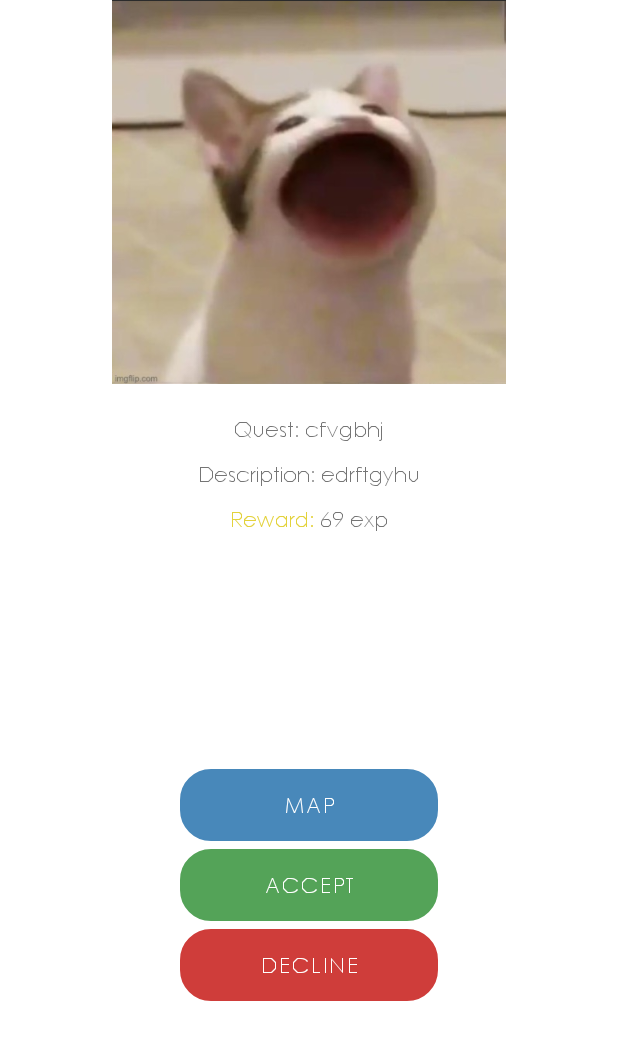
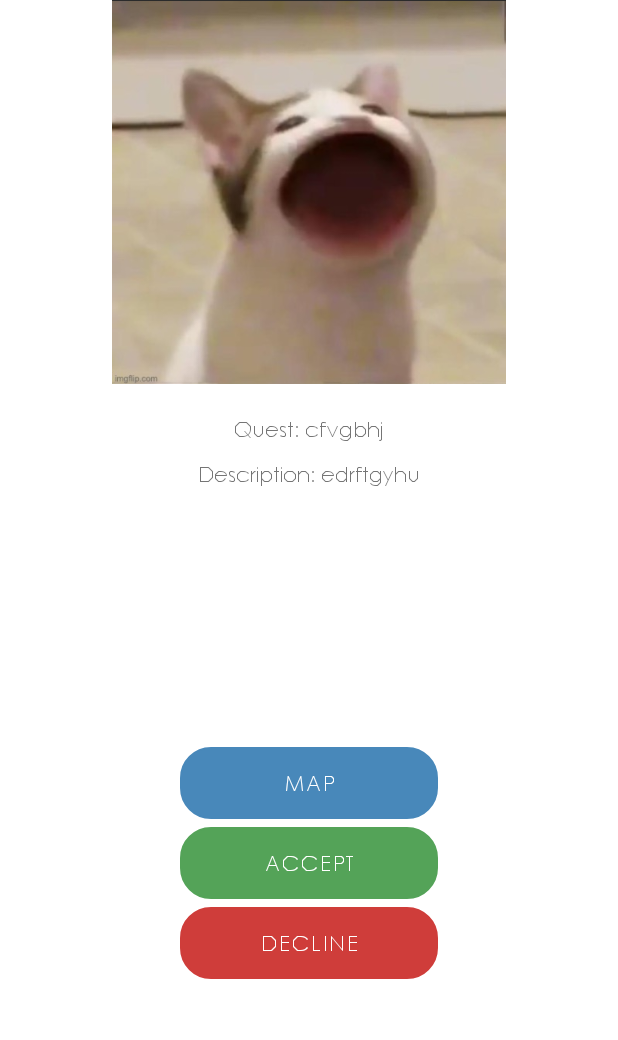
Before and after one commit to victoryspectwo/MAD_MP, an Android app: the layout fragment_volunteer_event_description.xml on its own in the app's theme, with its tools: preview values and no code run, on a phone screen of 412 x 824 dp. Shown: the top 1040 px of the screen. Run offline under Robolectric (Android 15) with nearby library versions, the phone set to English and light mode, and no system bars.

Commit message:
clicking on recyclerview now opens up more detailed view about event

```diff
--- a/app/src/main/res/layout/fragment_volunteer_event_description.xml
+++ b/app/src/main/res/layout/fragment_volunteer_event_description.xml
@@ -67,36 +67,11 @@
     </LinearLayout>
 
     <LinearLayout
-        android:id="@+id/placeholder3"
-        android:layout_width="match_parent"
-        android:layout_height="wrap_content"
-        android:layout_marginTop="10dp"
-        android:gravity="center"
-        android:orientation="horizontal"
-        app:layout_constraintEnd_toEndOf="parent"
-        app:layout_constraintStart_toStartOf="parent"
-        app:layout_constraintTop_toBottomOf="@id/placeholder2">
-
-        <TextView
-            android:id="@+id/textView7"
-            android:layout_width="wrap_content"
-            android:layout_height="wrap_content"
-            android:text="Reward: "
-            android:textColor="#E3D23B"/>
-
-        <TextView
-            android:id="@+id/textView8"
-            android:layout_width="wrap_content"
-            android:layout_height="wrap_content"
-            android:text="69 exp" />
-    </LinearLayout>
-
-    <LinearLayout
         android:layout_width="match_parent"
         android:layout_height="wrap_content"
         android:orientation="vertical"
         app:layout_constraintBottom_toBottomOf="parent"
-        app:layout_constraintTop_toBottomOf="@+id/placeholder3">
+        app:layout_constraintTop_toBottomOf="@+id/placeholder2">
 
         <Button
             android:id="@+id/button2"
```
Also changed, not shown: app/src/main/java/com/sp/madproject/volunteer/VolunAvailableEventAdapter.java (+25 -6 lines), app/src/main/java/com/sp/madproject/volunteer/VolunteerEventDescriptionFragment.java (+102 -28 lines), app/src/main/java/com/sp/madproject/volunteer/VolunteerEventFragment.java (+17 -7 lines).
